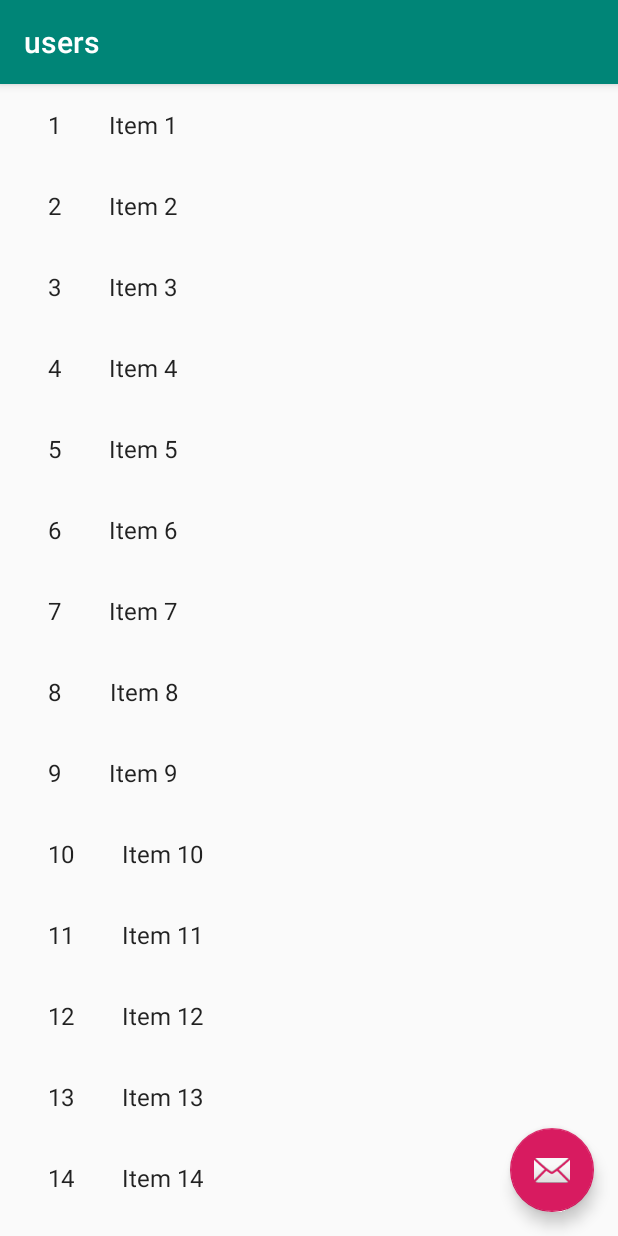
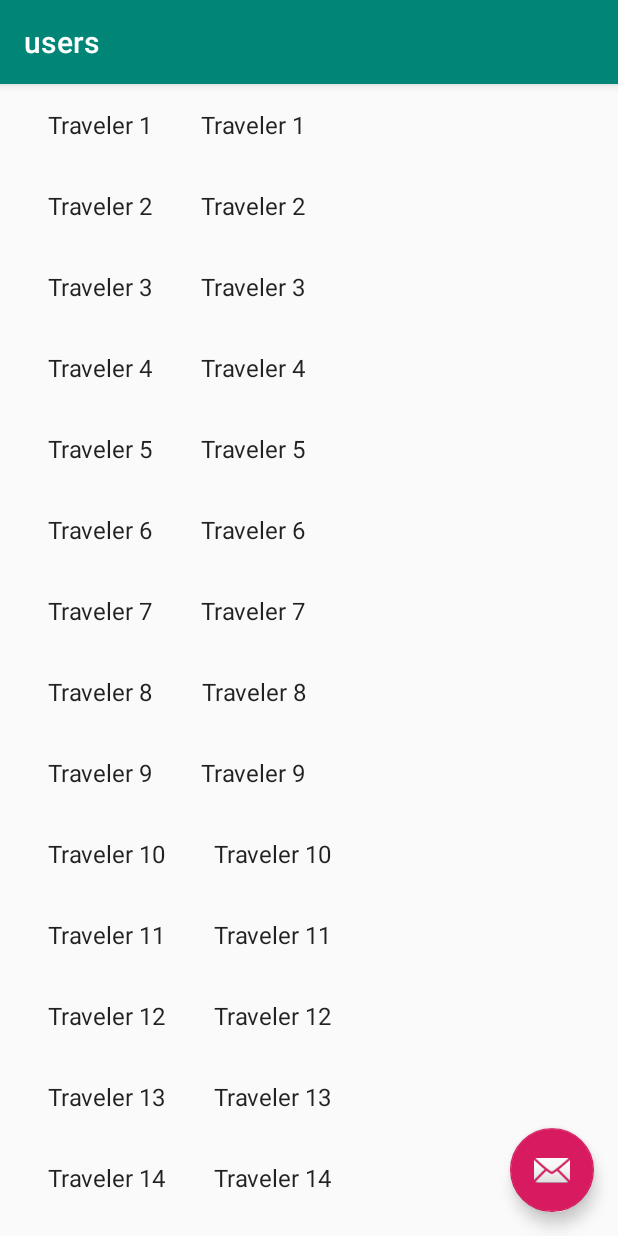
Before and after one commit to eldadfertouk/TrvelingInGroup10, an Android app: the UserListActivity screen opened directly, with no data from a screen before it, on a phone screen of 412 x 824 dp. Run offline under Robolectric (Android 15) with nearby library versions, the phone set to English and light mode, and no system bars.

Commit message:
work good and design ok.

```diff
--- a/app/src/main/java/com/example/trvelingingroup10/RecyclerAdapter.java
+++ b/app/src/main/java/com/example/trvelingingroup10/RecyclerAdapter.java
@@ -40,8 +40,7 @@ public class RecyclerAdapter extends RecyclerView.Adapter<RecyclerAdapter.ViewHo
         viewHolder.dateOfBirth.setText( arrayList.get( i ).getDateOfBirth() );
         viewHolder.userEmail.setText( arrayList.get( i ).getUserEmail() );
         viewHolder.userUid.setText( arrayList.get( i ).getUserUid() );
-
-     //   viewHolder.userProfilePicture.setImageDrawable( viewHolder.userProfilePicture.getResources().getDrawable( arrayList.get( i ).getNumberToAdd() ) );
+        viewHolder.userProfilePicture.setImageDrawable( viewHolder.userProfilePicture.getResources().getDrawable( arrayList.get( i ).getNumberToAdd() ) );
 
 
         viewHolder.itemView.setOnClickListener(new View.OnClickListener() {
@@ -58,7 +57,7 @@ public class RecyclerAdapter extends RecyclerView.Adapter<RecyclerAdapter.ViewHo
         return arrayList.size();
     }
 
-    // TODO: 5/31/19 קישור של פרטי מוצר נבחר לצורך הצגה כאובייקט שלאחר מכן יוצג כיחיד מתוך שרשימת ההזמנה
+
     public class ViewHolder extends RecyclerView.ViewHolder{
 
 
--- a/app/src/main/java/com/example/trvelingingroup10/Traveler.java
+++ b/app/src/main/java/com/example/trvelingingroup10/Traveler.java
@@ -51,8 +51,8 @@ public class Traveler {
         @Override
         public void onSuccess(Uri uri) {
 
-            // TODO: 10/01/2019 שימוש בספרייה חיצונית שטוענת את הקישור אל תוך אובייקט מסוג אימגווי
-            // TODO: 10/01/2019    יש שימוש בגיפ שיוצג כרקע התמונה כל עוד התמונה לא נטענה
+            // third party liberery that adds images as image view
+            // uses temparery pic until picture is upload
             Glide.with(imageView).load(uri)
                     .thumbnail(Glide.with(imageView).load(R.drawable.mypicspacer))
                     .into(imageView);
--- a/app/src/main/java/com/example/trvelingingroup10/TravelerFragment.java
+++ b/app/src/main/java/com/example/trvelingingroup10/TravelerFragment.java
@@ -42,7 +42,7 @@ public class TravelerFragment extends Fragment {
      */
 
 
-    // TODO: Customize parameter initialization
+
     @SuppressWarnings("unused")
     public static TravelerFragment newInstance(int columnCount) {
         TravelerFragment fragment = new TravelerFragment();
--- a/app/src/main/java/com/example/trvelingingroup10/UserDetailFragment.java
+++ b/app/src/main/java/com/example/trvelingingroup10/UserDetailFragment.java
@@ -12,8 +12,6 @@ import android.view.LayoutInflater;
 import android.view.View;
 import android.view.ViewGroup;
 import android.widget.TextView;
-
-import com.example.trvelingingroup10.dummy.DummyContent;
 
 /**
  * A fragment representing a single User detail screen.
--- a/app/src/main/java/com/example/trvelingingroup10/UserListActivity.java
+++ b/app/src/main/java/com/example/trvelingingroup10/UserListActivity.java
@@ -9,6 +9,7 @@ import androidx.appcompat.app.AppCompatActivity;
 import androidx.recyclerview.widget.RecyclerView;
 import androidx.appcompat.widget.Toolbar;
 
+import com.example.trvelingingroup10.content.TravelerContent;
 import com.google.android.material.floatingactionbutton.FloatingActionButton;
 import com.google.android.material.snackbar.Snackbar;
 
@@ -16,8 +17,6 @@ import android.view.LayoutInflater;
 import android.view.View;
 import android.view.ViewGroup;
 import android.widget.TextView;
-
-import com.example.trvelingingroup10.dummy.DummyContent;
 
 import java.util.List;
 
@@ -42,18 +41,13 @@ public class UserListActivity extends AppCompatActivity {
         super.onCreate( savedInstanceState );
         setContentView( R.layout.activity_user_list );
 
-        Toolbar toolbar = (Toolbar) findViewById( R.id.toolbar );
+        Toolbar toolbar = findViewById( R.id.toolbar );
         setSupportActionBar( toolbar );
         toolbar.setTitle( getTitle() );
 
-        FloatingActionButton fab = (FloatingActionButton) findViewById( R.id.fab );
-        fab.setOnClickListener( new View.OnClickListener() {
-            @Override
-            public void onClick(View view) {
-                Snackbar.make( view, "Replace with your own action", Snackbar.LENGTH_LONG )
-                        .setAction( "Action", null ).show();
-            }
-        } );
+        FloatingActionButton fab =  findViewById( R.id.fab );
+        fab.setOnClickListener(view -> Snackbar.make( view, "Replace with your own action", Snackbar.LENGTH_LONG )
+                .setAction( "Action", null ).show());
 
         if (findViewById( R.id.user_detail_container ) != null) {
             // The detail container view will be present only in the
@@ -69,22 +63,22 @@ public class UserListActivity extends AppCompatActivity {
     }
 
     private void setupRecyclerView(@NonNull RecyclerView recyclerView) {
-        recyclerView.setAdapter( new SimpleItemRecyclerViewAdapter( this, DummyContent.ITEMS, mTwoPane ) );
+        recyclerView.setAdapter( new SimpleItemRecyclerViewAdapter( this, TravelerContent.ITEMS, mTwoPane ) );
     }
 
     public static class SimpleItemRecyclerViewAdapter
             extends RecyclerView.Adapter<SimpleItemRecyclerViewAdapter.ViewHolder> {
 
         private final UserListActivity mParentActivity;
-        private final List<DummyContent.DummyItem> mValues;
+        private final List<TravelerContent.TravelerItem> mValues;
         private final boolean mTwoPane;
         private final View.OnClickListener mOnClickListener = new View.OnClickListener() {
             @Override
             public void onClick(View view) {
-                DummyContent.DummyItem item = (DummyContent.DummyItem) view.getTag();
+                TravelerContent.TravelerItem travelerItem = (TravelerContent.TravelerItem) view.getTag();
                 if (mTwoPane) {
                     Bundle arguments = new Bundle();
-                    arguments.putString( UserDetailFragment.ARG_ITEM_ID, item.id );
+                    arguments.putString( UserDetailFragment.ARG_ITEM_ID,travelerItem.toString() );
                     UserDetailFragment fragment = new UserDetailFragment();
                     fragment.setArguments( arguments );
                     mParentActivity.getSupportFragmentManager().beginTransaction()
@@ -93,7 +87,7 @@ public class UserListActivity extends AppCompatActivity {
                 } else {
                     Context context = view.getContext();
                     Intent intent = new Intent( context, UserDetailActivity.class );
-                    intent.putExtra( UserDetailFragment.ARG_ITEM_ID, item.id );
+                    intent.putExtra( UserDetailFragment.ARG_ITEM_ID, travelerItem.toString() );
 
                     context.startActivity( intent );
                 }
@@ -101,13 +95,14 @@ public class UserListActivity extends AppCompatActivity {
         };
 
         SimpleItemRecyclerViewAdapter(UserListActivity parent,
-                                      List<DummyContent.DummyItem> items,
+                                      List<TravelerContent.TravelerItem> items,
                                       boolean twoPane) {
             mValues = items;
             mParentActivity = parent;
             mTwoPane = twoPane;
         }
 
+        @NonNull
         @Override
         public ViewHolder onCreateViewHolder(ViewGroup parent, int viewType) {
             View view = LayoutInflater.from( parent.getContext() )
@@ -117,8 +112,8 @@ public class UserListActivity extends AppCompatActivity {
 
         @Override
         public void onBindViewHolder(final ViewHolder holder, int position) {
-            holder.mIdView.setText( mValues.get( position ).id );
-            holder.mContentView.setText( mValues.get( position ).content );
+            holder.mIdView.setText( mValues.get( position ).toString() );
+            holder.mContentView.setText( mValues.get( position ).toString() );
 
             holder.itemView.setTag( mValues.get( position ) );
             holder.itemView.setOnClickListener( mOnClickListener );
@@ -135,8 +130,8 @@ public class UserListActivity extends AppCompatActivity {
 
             ViewHolder(View view) {
                 super( view );
-                mIdView = (TextView) view.findViewById( R.id.id_text );
-                mContentView = (TextView) view.findViewById( R.id.content );
+                mIdView =  view.findViewById( R.id.id_text );
+                mContentView =  view.findViewById( R.id.content );
             }
         }
     }
--- a/app/src/main/java/com/example/trvelingingroup10/dummy/DummyContent.java
+++ /dev/null
@@ -1,72 +0,0 @@
-package com.example.trvelingingroup10.dummy;
-
-import java.util.ArrayList;
-import java.util.HashMap;
-import java.util.List;
-import java.util.Map;
-
-/**
- * Helper class for providing sample content for user interfaces created by
- * Android template wizards.
- * <p>
- * TODO: Replace all uses of this class before publishing your app.
- */
-public class DummyContent {
-
-    /**
-     * An array of sample (dummy) items.
-     */
-    public static final List<DummyItem> ITEMS = new ArrayList<DummyItem>();
-
-    /**
-     * A map of sample (dummy) items, by ID.
-     */
-    public static final Map<String, DummyItem> ITEM_MAP = new HashMap<String, DummyItem>();
-
-    private static final int COUNT = 25;
-
-    static {
-        // Add some sample items.
-        for (int i = 1; i <= COUNT; i++) {
-            addItem( createDummyItem( i ) );
-        }
-    }
-
-    private static void addItem(DummyItem item) {
-        ITEMS.add( item );
-        ITEM_MAP.put( item.id, item );
-    }
-
-    private static DummyItem createDummyItem(int position) {
-        return new DummyItem( String.valueOf( position ), "Item " + position, makeDetails( position ) );
-    }
-
-    private static String makeDetails(int position) {
-        StringBuilder builder = new StringBuilder();
-        builder.append( "Details about Item: " ).append( position );
-        for (int i = 0; i < position; i++) {
-            builder.append( "\nMore details information here." );
-        }
-        return builder.toString();
-    }
-
-    /**
-     * A dummy item representing a piece of content.
-     */
-    public static class DummyItem {
-        public final String id;
-        public final String content;
-        public final String details;
-
-        public DummyItem(String id, String content, String details) {
-            this.id = id;
-            this.content = content;
-            this.details = details;
-        }
-
-        @Override
-        public String toString() {
-            return content;
-        }
-    }
-}
```
Also changed, not shown: app/src/main/java/com/example/trvelingingroup10/GuideRegActivity.java (+34 -26 lines), app/src/main/java/com/example/trvelingingroup10/TravelerRegActivity.java (+4 -4 lines), 1 other file.
